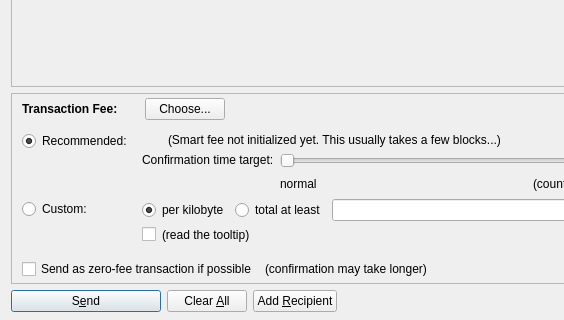
Old version of the form src/qt/forms/sendcoinsdialog.ui in the repository goldcoin/goldcoin; both pictures show x 0 to 564 and y 249 to 569 of the 850 by 569 pixel window.
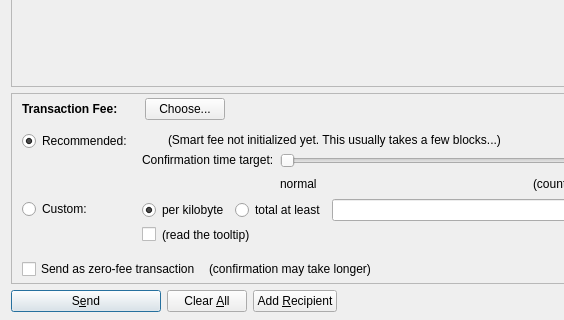
New version of the form. Icons and pictures are not drawn. Custom widgets are drawn as their Qt base class.

Commit message: remove 'if possible' from zero-fee transaction checkbox text

```diff
--- a/src/qt/forms/sendcoinsdialog.ui
+++ b/src/qt/forms/sendcoinsdialog.ui
@@ -1185,7 +1185,7 @@
              <item>
               <widget class="QCheckBox" name="checkBoxFreeTx">
                <property name="text">
-                <string>Send as zero-fee transaction if possible</string>
+                <string>Send as zero-fee transaction</string>
                </property>
               </widget>
              </item>
```
